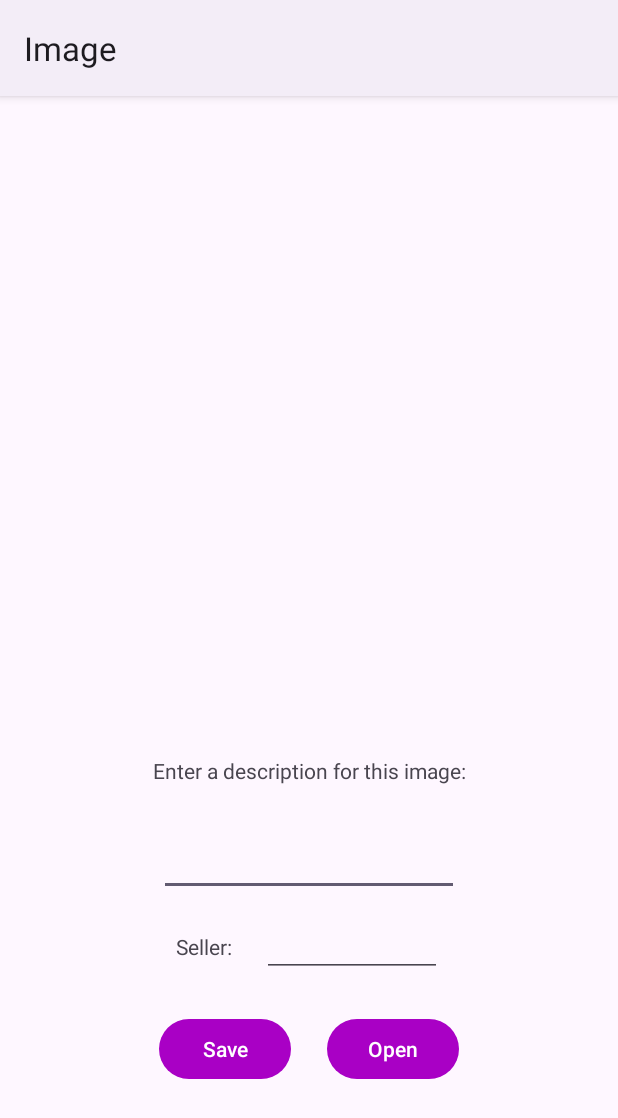
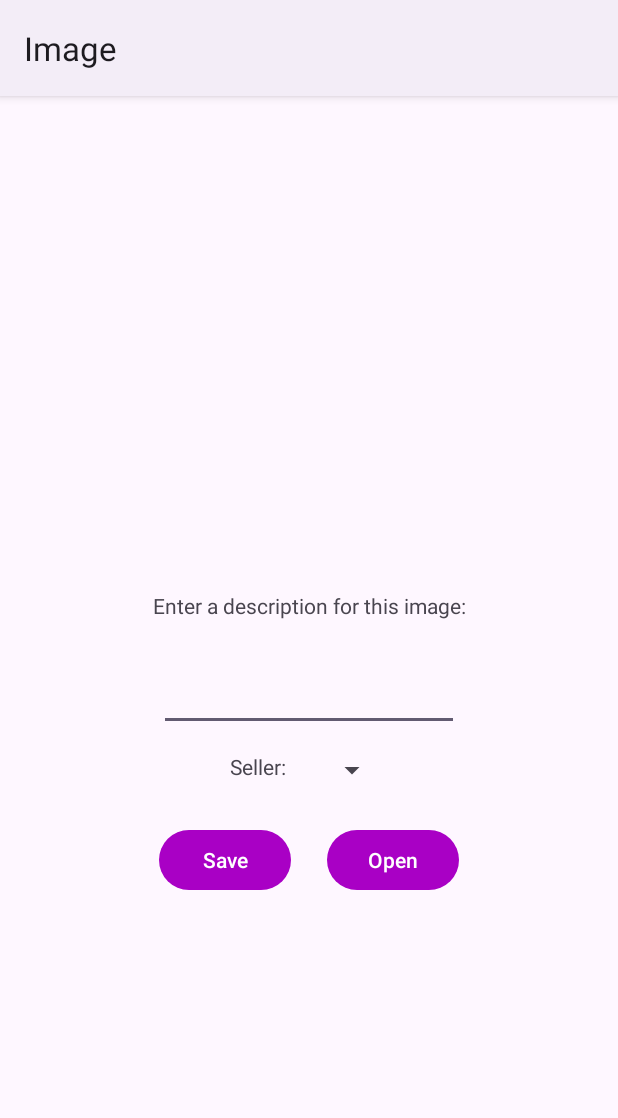
Before and after one commit to keerthivasansa/ImageMapper, an Android app: the ImageIntent screen opened directly, with no data from a screen before it, on a phone screen of 412 x 824 dp. Shown: the top 1118 px of the screen. Run offline under Robolectric (Android 15) with nearby library versions, the phone set to English and light mode, and no system bars; our stand-ins replace Firebase (no records; nobody signed in at launch, a user with empty details on screens opened directly); pictures from the network do not load.

```diff
--- a/app/src/main/AndroidManifest.xml
+++ b/app/src/main/AndroidManifest.xml
@@ -27,7 +27,6 @@
             android:exported="true">
             <intent-filter>
                 <action android:name="android.intent.action.MAIN" />
-
                 <category android:name="android.intent.category.LAUNCHER" />
             </intent-filter>
         </activity>
@@ -37,9 +36,7 @@
             android:exported="true">
             <intent-filter>
                 <action android:name="android.intent.action.SEND" />
-
                 <category android:name="android.intent.category.DEFAULT" />
-
                 <data android:mimeType="image/*" />
             </intent-filter>
         </activity>
--- a/app/src/main/java/com/keerthivasan/imagemapper/MainActivity.kt
+++ b/app/src/main/java/com/keerthivasan/imagemapper/MainActivity.kt
@@ -1,12 +1,9 @@
 package com.keerthivasan.imagemapper
 
-import android.app.Activity
 import android.content.Intent
 import android.os.Bundle
-import android.widget.Toast
 import androidx.appcompat.app.AppCompatActivity
 import android.widget.ArrayAdapter
-import android.widget.Button
 import android.widget.ListView
 import com.google.android.material.floatingactionbutton.FloatingActionButton
 import kotlinx.coroutines.CoroutineScope
@@ -34,7 +31,7 @@ class MainActivity : AppCompatActivity() {
         activityScope.launch {
             val sellerList = findViewById<ListView>(R.id.seller_list)
             val sellers = sellersService
-                .getSellers()
+                .getSellerNames()
             val sellerAdapter = ArrayAdapter(applicationContext, R.layout.seller_listview, sellers)
             sellerList.adapter = sellerAdapter
 
--- a/app/src/main/res/layout/activity_image_intent.xml
+++ b/app/src/main/res/layout/activity_image_intent.xml
@@ -8,10 +8,10 @@
 
     <ImageView
         android:id="@+id/image_preview"
-        android:layout_width="350dp"
-        android:layout_height="350dp"
+        android:layout_width="250dp"
+        android:layout_height="250dp"
         app:layout_constraintEnd_toEndOf="parent"
-        android:layout_marginTop="50dp"
+        android:layout_marginTop="40dp"
         app:layout_constraintStart_toStartOf="parent"
         app:layout_constraintTop_toTopOf="parent" />
 
@@ -51,13 +51,11 @@
                 android:textSize="14sp"
                 android:layout_marginRight="20dp"
                 android:text="Seller:"/>
-            <EditText
-                android:id="@+id/seller_info"
-                android:textSize="14sp"
+
+            <Spinner
                 android:layout_width="wrap_content"
                 android:layout_height="wrap_content"
-                android:minWidth="120dp"
-                />
+                android:id="@+id/seller_select"/>
         </LinearLayout>
 
         <LinearLayout
--- a/app/src/main/res/values-night/themes.xml
+++ b/app/src/main/res/values-night/themes.xml
@@ -5,4 +5,4 @@
         <item name="colorPrimary">#A900C5</item>
     </style>
     <style name="Theme.ImageMapper" parent="Base.Theme.ImageMapper" />
-</resource>
+</resources>
```
Also changed, not shown: app/src/main/java/com/keerthivasan/imagemapper/ImageIntent.kt (+22 -22 lines), app/src/main/java/com/keerthivasan/imagemapper/SellerService.kt (+10 -2 lines).
